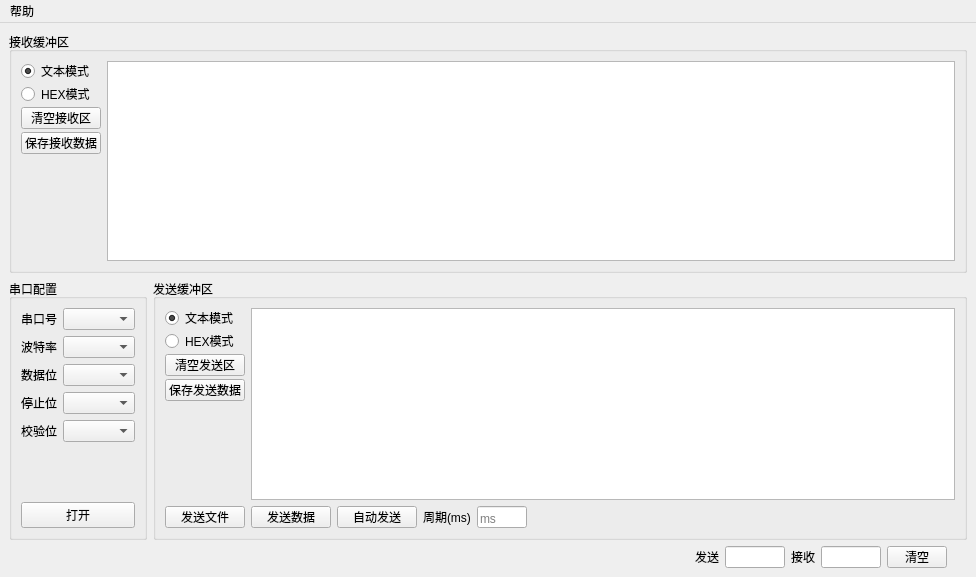
Before: the Qt Designer form mainwindow.ui in thb1314/HaibinSerialPortDebuger, drawn with Qt 5.
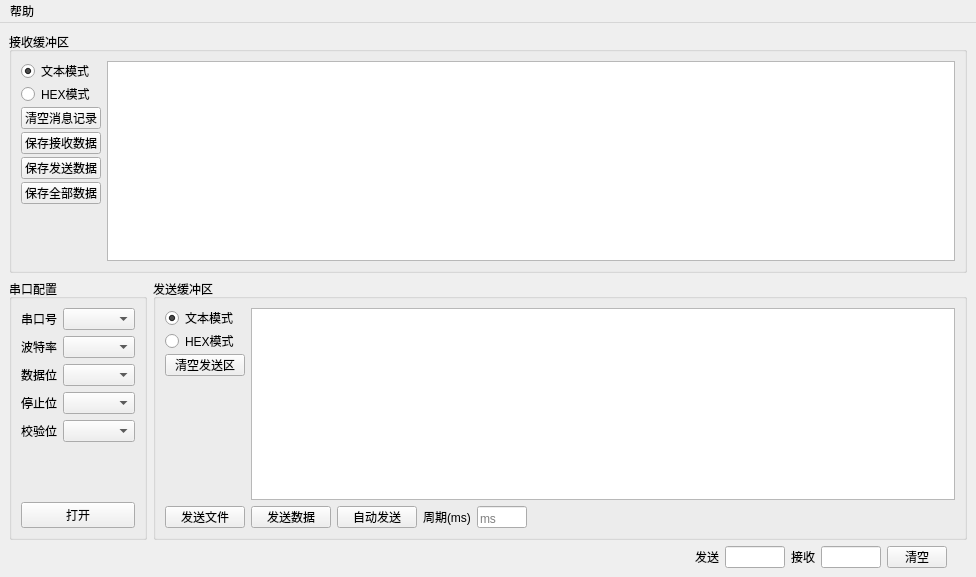
After: the same form once the commit is applied.

```diff
--- a/mainwindow.ui
+++ b/mainwindow.ui
@@ -108,7 +108,7 @@
                     </size>
                    </property>
                    <property name="text">
-                    <string>清空接收区</string>
+                    <string>清空消息记录</string>
                    </property>
                   </widget>
                  </item>
@@ -125,6 +125,32 @@
                    </property>
                   </widget>
                  </item>
+                 <item>
+                  <widget class="QPushButton" name="pB_saveSendData">
+                   <property name="maximumSize">
+                    <size>
+                     <width>16777215</width>
+                     <height>22</height>
+                    </size>
+                   </property>
+                   <property name="text">
+                    <string>保存发送数据</string>
+                   </property>
+                  </widget>
+                 </item>
+                 <item>
+                  <widget class="QPushButton" name="pB_saveAllData">
+                   <property name="maximumSize">
+                    <size>
+                     <width>16777215</width>
+                     <height>22</height>
+                    </size>
+                   </property>
+                   <property name="text">
+                    <string>保存全部数据</string>
+                   </property>
+                  </widget>
+                 </item>
                  <item>
                   <spacer name="verticalSpacer">
                    <property name="orientation">
@@ -322,19 +348,6 @@
                      </property>
                     </widget>
                    </item>
-                   <item>
-                    <widget class="QPushButton" name="pushButton_3">
-                     <property name="maximumSize">
-                      <size>
-                       <width>16777215</width>
-                       <height>22</height>
-                      </size>
-                     </property>
-                     <property name="text">
-                      <string>保存发送数据</string>
-                     </property>
-                    </widget>
-                   </item>
                    <item>
                     <spacer name="verticalSpacer_2">
                      <property name="orientation">
```
Left out of the diff: 6 changed lines with no effect on the pictures.
